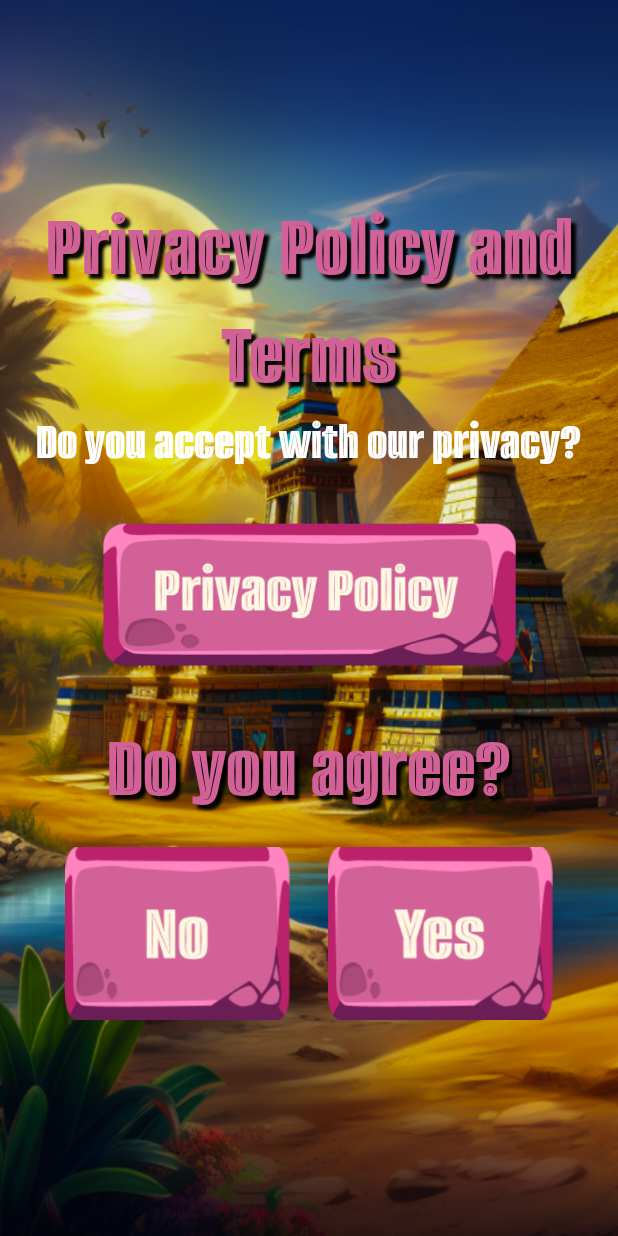
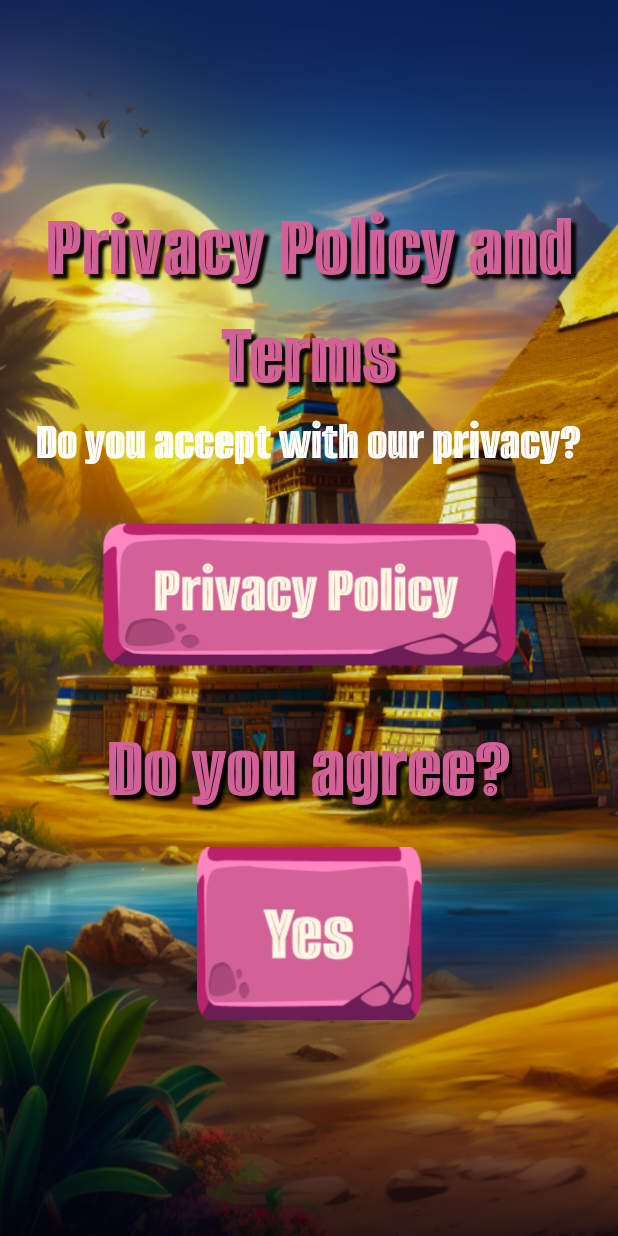
Before and after one commit to V-34-10/Pile-Luck, an Android app: the screen it shows after launch (PrivacyActivity), on a phone screen of 412 x 824 dp. Run offline under Robolectric (Android 15) with nearby library versions, the phone set to English and light mode, and no system bars.

Commit message:
Privacy: fix UI - delete buttonNo

```diff
--- a/app/src/main/java/com/pyramidal/luuck/ui/main/privacy/PrivacyActivity.kt
+++ b/app/src/main/java/com/pyramidal/luuck/ui/main/privacy/PrivacyActivity.kt
@@ -38,10 +38,6 @@ class PrivacyActivity : AppCompatActivity() {
         }
         binding.btnYes.setOnClickListener {
             binding.btnYes.startAnimation(animation)
-            loadingLoginActivity()
-        }
-        binding.btnNo.setOnClickListener {
-            binding.btnNo.startAnimation(animation)
             loadingLoginActivity()
         }
     }
--- a/app/src/main/res/layout/activity_privacy.xml
+++ b/app/src/main/res/layout/activity_privacy.xml
@@ -81,7 +81,6 @@
             android:id="@+id/control_btn"
             android:layout_width="wrap_content"
             android:layout_height="0dp"
-
             app:layout_constraintEnd_toEndOf="parent"
             app:layout_constraintStart_toStartOf="parent"
             app:layout_constraintTop_toBottomOf="@+id/text_you_sure">
@@ -95,19 +94,6 @@
                 android:focusable="true"
                 android:src="@drawable/btn_yes"
                 app:layout_constraintEnd_toEndOf="parent"
-                app:layout_constraintTop_toTopOf="parent"
-                tools:ignore="ImageContrastCheck" />
-
-            <ImageView
-                android:id="@+id/btn_no"
-                android:layout_width="@dimen/size_btn"
-                android:layout_height="0dp"
-                android:layout_marginEnd="25dp"
-                android:clickable="true"
-                android:contentDescription="@string/btn_no"
-                android:focusable="true"
-                android:src="@drawable/btn_no"
-                app:layout_constraintEnd_toStartOf="@+id/btn_yes"
                 app:layout_constraintStart_toStartOf="parent"
                 app:layout_constraintTop_toTopOf="parent"
                 tools:ignore="ImageContrastCheck" />
```
